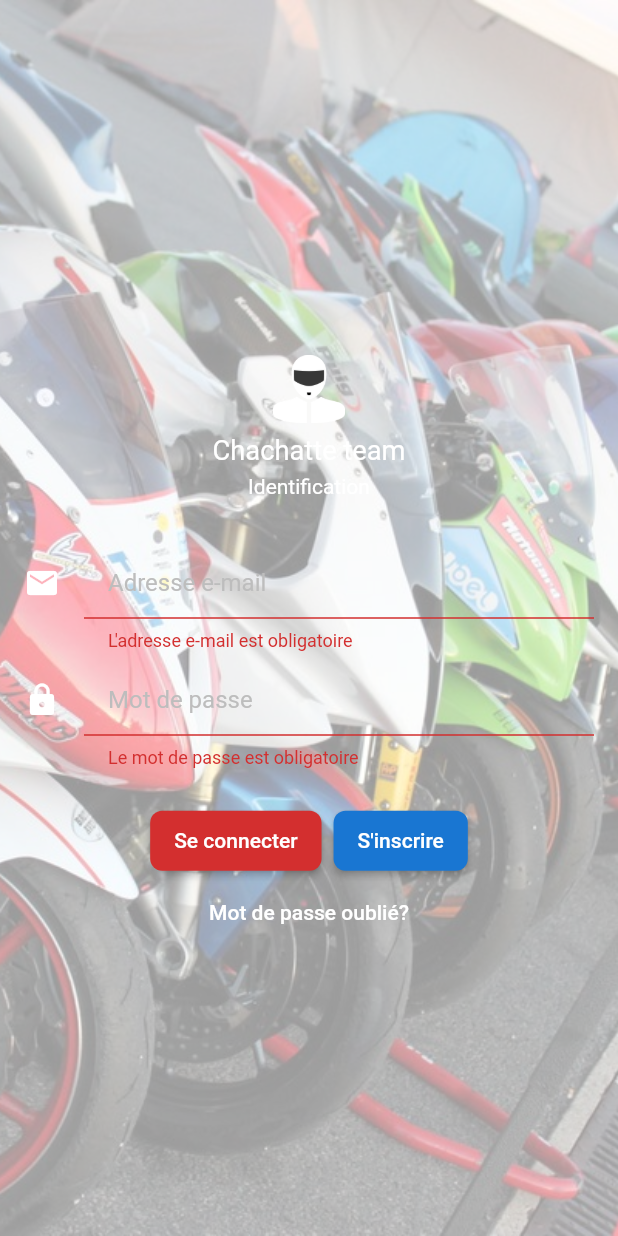
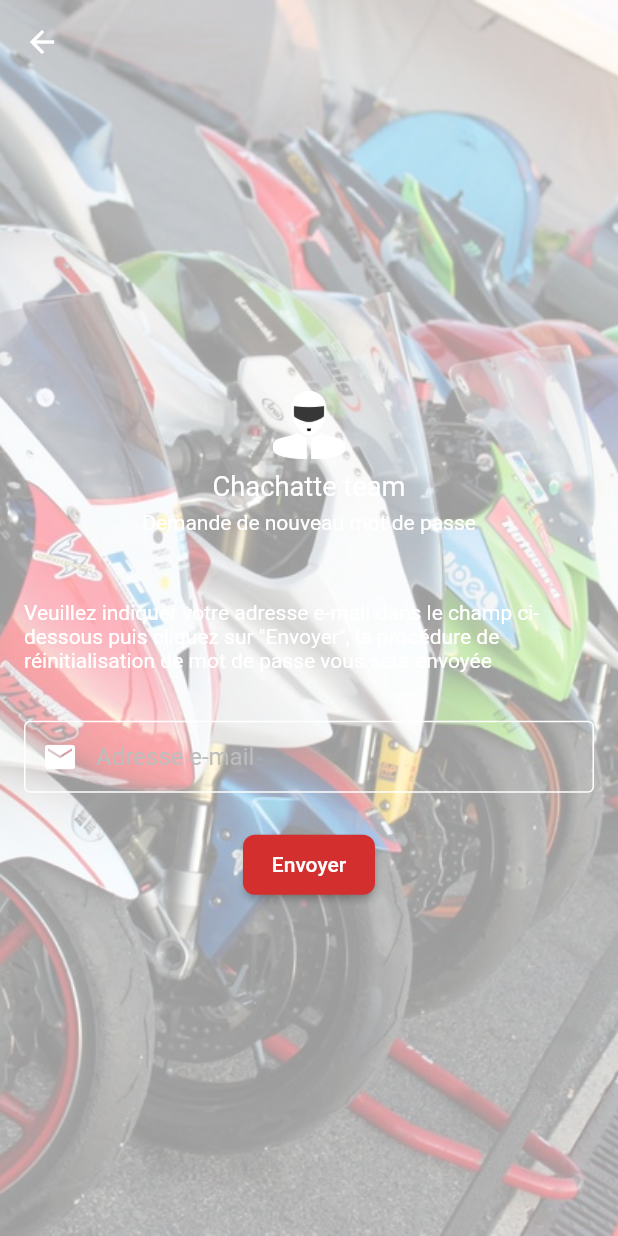
Before and after one commit to Yann39/ccteam-flutter, a Flutter app: the screen it shows after launch, after a tap on "Se connecter", after a tap on "Mot de passe oublié?", on a phone screen of 412 x 824 dp. Run offline on Flutter 3.47's test engine with Material 2 defaults, Android fonts, the phone set to English and light mode, and no system bars; our stand-ins replace cached_network_image, shared_preferences; network calls fail.

Commit message:
added forgot password frontend functionality

```diff
--- /dev/null
+++ b/lib/ui/forgot_password.dart
@@ -0,0 +1,206 @@
+/*
+ * Copyright (c) 2019 by Yann39.
+ *
+ * This file is part of Chachatte Team application.
+ *
+ * Chachatte Team is free software: you can redistribute it and/or modify
+ * it under the terms of the GNU General Public License as published by
+ * the Free Software Foundation, either version 3 of the License, or
+ * (at your option) any later version.
+ *
+ * Chachatte Team is distributed in the hope that it will be useful,
+ * but WITHOUT ANY WARRANTY; without even the implied warranty of
+ * MERCHANTABILITY or FITNESS FOR A PARTICULAR PURPOSE. See the
+ * GNU General Public License for more details.
+ *
+ * You should have received a copy of the GNU General Public License
+ * along with Chachatte Team. If not, see <http://www.gnu.org/licenses/>.
+ */
+
+import 'dart:ui';
+
+import 'package:chachatte_team/services/members_service.dart';
+import 'package:chachatte_team/utils/string_utils.dart';
+import 'package:chachatte_team/utils/strings.dart';
+import 'package:flutter/material.dart';
+import 'package:flutter/services.dart';
+import 'package:logging/logging.dart';
+
+class ForgotPassword extends StatefulWidget {
+  @override
+  State<StatefulWidget> createState() {
+    return _ForgotPassword();
+  }
+}
+
+class _ForgotPassword extends State<ForgotPassword> {
+  final GlobalKey<FormState> _forgotPasswordFormKey = new GlobalKey<FormState>();
+  final GlobalKey<ScaffoldState> _forgotPasswordScaffoldKey = new GlobalKey<ScaffoldState>();
+
+  String _email;
+
+  /// Allow to dismiss the keyboard when clicking outside
+  _dismissKeyboard(BuildContext context) {
+    FocusScope.of(context).requestFocus(new FocusNode());
+  }
+
+  /// Method that validates the form then process the login in a loading screen and awaits the result from Navigator.pop
+  _doResetPassword() async {
+    final FormState form = _forgotPasswordFormKey.currentState;
+    final Logger log = new Logger('ForgotPassword');
+
+    if (!form.validate()) {
+      _forgotPasswordScaffoldKey.currentState.showSnackBar(new SnackBar(backgroundColor: Colors.red, content: new Text(AppString.formNotValid)));
+    } else {
+      // this invokes each onSaved event
+      form.save();
+
+      final MembersService membersService = new MembersService();
+
+      // submit data to backend then display a message
+      membersService.askPassword(_email).then((value) {
+        log.fine("Forgot password requested for e-mail : $_email");
+        Navigator.pop(context, AppString.memberCreated);
+      }, onError: (error) {
+        log.fine("Failed to request forgot password", error);
+        Navigator.pop(context, AppString.memberCreationFailed);
+      });
+    }
+  }
+
+  Widget build(BuildContext context) {
+    final logo = Container(
+      padding: EdgeInsets.only(top: 36),
+      child: Column(
+        children: <Widget>[
+          CircleAvatar(
+            backgroundColor: Colors.transparent,
+            radius: 24.0,
+            child: Image.asset(
+              'images/helmet-face.png',
+            ),
+          ),
+          SizedBox(height: 6.0),
+          Text(
+            AppString.applicationTitle,
+            style: TextStyle(color: Colors.white),
+            textScaleFactor: 1.3,
+          ),
+          SizedBox(height: 6.0),
+          Text(
+            AppString.askNewPassword,
+            style: TextStyle(color: Colors.white),
+          ),
+        ],
+      ),
+    );
+
+    final forgotPasswordInfo = Padding(
+      padding: EdgeInsets.only(left: 16.0, right: 16.0),
+      child: Text(
+        AppString.forgotPasswordInfo,
+        style: TextStyle(color: Colors.white),
+      ),
+    );
+
+    final email = Padding(
+      padding: EdgeInsets.only(left: 16.0, right: 16.0),
+      child: TextFormField(
+        keyboardType: TextInputType.emailAddress,
+        keyboardAppearance: Brightness.dark,
+        autofocus: false,
+        style: TextStyle(color: Colors.white),
+        decoration: InputDecoration(
+          enabledBorder: OutlineInputBorder(borderSide: BorderSide(color: Colors.white)),
+          focusedBorder: OutlineInputBorder(borderSide: BorderSide(color: Colors.white)),
+          prefixIcon: Icon(Icons.mail, color: Colors.white),
+          hintText: AppString.loginEmailHint,
+          hintStyle: TextStyle(color: Colors.grey[400]),
+          contentPadding: EdgeInsets.fromLTRB(16.0, 12.0, 16.0, 12.0),
+        ),
+        maxLines: 1,
+        inputFormatters: [new LengthLimitingTextInputFormatter(128)],
+        validator: (val) => val.isEmpty ? AppString.memberEmailMandatory : (StringUtils.isValidEmail(val) ? null : AppString.memberEmailNotValid),
+        onSaved: (val) => _email = val,
+        initialValue: _email,
+      ),
+    );
+
+    final sendButton = Row(
+      mainAxisAlignment: MainAxisAlignment.center,
+      children: <Widget>[
+        RaisedButton(
+          shape: RoundedRectangleBorder(
+            borderRadius: BorderRadius.circular(8),
+          ),
+          onPressed: () {
+            _doResetPassword();
+          },
+          padding: EdgeInsets.fromLTRB(16.0, 12.0, 16.0, 12.0),
+          color: Colors.red[700],
+          child: Text(
+            AppString.send,
+            style: TextStyle(color: Colors.white),
+          ),
+        ),
+      ],
+    );
+
+    return new GestureDetector(
+      onTap: () {
+        this._dismissKeyboard(context);
+      },
+      child: Container(
+        decoration: new BoxDecoration(
+          image: new DecorationImage(
+            image: new AssetImage("images/motos.jpg"),
+            fit: BoxFit.cover,
+            colorFilter: ColorFilter.mode(
+              Color.fromRGBO(255, 255, 255, 0.4),
+              BlendMode.modulate,
+            ),
+          ),
+        ),
+        child: Scaffold(
+          key: _forgotPasswordScaffoldKey,
+          backgroundColor: Colors.transparent,
+          body: Stack(
+            children: <Widget>[
+              Center(
+                child: SingleChildScrollView(
+                  child: Form(
+                    key: _forgotPasswordFormKey,
+                    autovalidate: false,
+                    child: Column(
+                      mainAxisAlignment: MainAxisAlignment.center,
+                      crossAxisAlignment: CrossAxisAlignment.center,
+                      children: <Widget>[
+                        logo,
+                        SizedBox(height: 44.0),
+                        forgotPasswordInfo,
+                        SizedBox(height: 32.0),
+                        email,
+                        SizedBox(height: 24.0),
+                        sendButton,
+                      ],
+                    ),
+                  ),
+                ),
+              ),
+              new Positioned(
+                //Place it at the top, and not use the entire screen
+                top: 0.0,
+                left: 0.0,
+                right: 0.0,
+                child: AppBar(
+                  backgroundColor: Colors.transparent, //No more green
+                  elevation: 0.0, //Shadow gone
+                ),
+              ),
+            ],
+          ),
+        ),
+      ),
+    );
+  }
+}
--- a/lib/ui/home.dart
+++ b/lib/ui/home.dart
@@ -52,7 +52,6 @@ class _HomeState extends State<Home> {
 
   Widget build(BuildContext context) {
     return new Scaffold(
-      appBar: null,
       backgroundColor: Colors.transparent,
       body: _children[_currentIndex],
       bottomNavigationBar: BottomNavigationBar(
--- a/lib/ui/login.dart
+++ b/lib/ui/login.dart
@@ -20,6 +20,7 @@
 import 'dart:ui';
 
 import 'package:chachatte_team/models/member.dart';
+import 'package:chachatte_team/ui/forgot_password.dart';
 import 'package:chachatte_team/ui/login_loading_screen.dart';
 import 'package:chachatte_team/ui/register.dart';
 import 'package:chachatte_team/utils/string_utils.dart';
@@ -126,9 +127,8 @@ class _LoginState extends State<Login> {
   }
 
   Widget build(BuildContext context) {
-    final logo = Hero(
-      tag: 'hero',
-      child: Container(
+    final logo = Container(
+      padding: EdgeInsets.only(top: 36),
       child: Column(
         children: <Widget>[
           CircleAvatar(
@@ -151,8 +151,6 @@ class _LoginState extends State<Login> {
           ),
         ],
       ),
-        padding: EdgeInsets.fromLTRB(16, 36, 16, 0),
-      ),
     );
 
     final email = Padding(
@@ -165,7 +163,7 @@ class _LoginState extends State<Login> {
         decoration: InputDecoration(
           enabledBorder: OutlineInputBorder(borderSide: BorderSide(color: Colors.white)),
           focusedBorder: OutlineInputBorder(borderSide: BorderSide(color: Colors.white)),
-          icon: Icon(Icons.mail, color: Colors.white),
+          prefixIcon: Icon(Icons.mail, color: Colors.white),
           hintText: AppString.loginEmailHint,
           hintStyle: TextStyle(color: Colors.grey[400]),
           contentPadding: EdgeInsets.fromLTRB(16.0, 12.0, 16.0, 12.0),
@@ -187,7 +185,7 @@ class _LoginState extends State<Login> {
         decoration: InputDecoration(
           enabledBorder: OutlineInputBorder(borderSide: BorderSide(color: Colors.white)),
           focusedBorder: OutlineInputBorder(borderSide: BorderSide(color: Colors.white)),
-          icon: Icon(Icons.lock, color: Colors.white),
+          prefixIcon: Icon(Icons.lock, color: Colors.white),
           hintText: AppString.loginPasswordHint,
           hintStyle: TextStyle(color: Colors.grey[400]),
           contentPadding: EdgeInsets.fromLTRB(16.0, 12.0, 16.0, 12.0),
@@ -240,7 +238,9 @@ class _LoginState extends State<Login> {
         AppString.forgotPassword,
         style: TextStyle(color: Colors.white),
       ),
-      onPressed: () {},
+      onPressed: () {
+        Navigator.push(context, MaterialPageRoute(builder: (context) => ForgotPassword()));
+      },
     );
 
     return new GestureDetector(
@@ -263,15 +263,12 @@ class _LoginState extends State<Login> {
           backgroundColor: Colors.transparent,
           body: Center(
             child: SingleChildScrollView(
+              child: Form(
+                key: _loginFormKey,
+                autovalidate: false,
                 child: Column(
                   mainAxisAlignment: MainAxisAlignment.center,
                   crossAxisAlignment: CrossAxisAlignment.center,
-                children: <Widget>[
-                  SizedBox(height: 8.0),
-                  Form(
-                    key: _loginFormKey,
-                    autovalidate: false,
-                    child: Column(
                   children: <Widget>[
                     logo,
                     SizedBox(height: 32.0),
@@ -280,11 +277,9 @@ class _LoginState extends State<Login> {
                     password,
                     SizedBox(height: 24.0),
                     loginButton,
+                    forgotLabel,
                   ],
                 ),
-                  ),
-                  forgotLabel
-                ],
               ),
             ),
           ),
--- a/lib/ui/login_loading_screen.dart
+++ b/lib/ui/login_loading_screen.dart
@@ -57,7 +57,6 @@ class _MyHomePageState extends State<LoginLoadingScreen> {
         body: Column(
           crossAxisAlignment: CrossAxisAlignment.center,
           mainAxisAlignment: MainAxisAlignment.center,
-          mainAxisSize: MainAxisSize.max,
           children: <Widget>[
             CircularProgressIndicator(),
             Text(AppString.loggingIn),
@@ -69,9 +68,10 @@ class _MyHomePageState extends State<LoginLoadingScreen> {
 
   _checkLogin(BuildContext context) {
     final MembersService membersService = new MembersService();
-    final Logger log = new Logger('login_loading_screen');
+    final Logger log = new Logger('LoginLoadingScreen');
 
     membersService.loginMember(widget.member).then((value) async {
+      // store the user e-mail in the shared preferences
       SharedPreferences prefs = await SharedPreferences.getInstance();
       prefs.setString('email', widget.member.email);
       log.fine("User ${widget.member.email} logged in successfully");
--- a/lib/utils/constants.dart
+++ b/lib/utils/constants.dart
@@ -31,6 +31,7 @@ class AppConstants {
   static const String API_UPDATE_MEMBER_ENDPOINT = '/members/update.php';
   static const String API_DELETE_MEMBER_ENDPOINT = '/members/delete.php';
   static const String API_LOGIN_MEMBER_ENDPOINT = '/members/login.php';
+  static const String API_ASK_PASSWORD_MEMBER_ENDPOINT = '/members/askPassword.php';
 
   static const String API_GET_ALL_EVENTS_ENDPOINT = '/events/read.php';
   static const String API_CREATE_EVENT_ENDPOINT = '/events/create.php';
--- a/lib/utils/strings.dart
+++ b/lib/utils/strings.dart
@@ -29,19 +29,23 @@ class AppString {
   static const String confirm = 'Confirmer';
   static const String connect = 'Se connecter';
   static const String register = 'S\'inscrire';
+  static const String send = 'Envoyer';
 
   static const String confirmation = 'Confirmation';
   static const String identification = 'Identification';
   static const String registration = 'Inscription';
+  static const String askNewPassword = 'Demande de nouveau mot de passe';
 
   static const String about = 'A propos';
   static const String contact = 'Contact';
   static const String logout = 'Se déconnecter';
 
   static const String forgotPassword = 'Mot de passe oublié?';
+  static const String alreadyHaveAccount = 'J\'ai déjà un compte';
   static const String loggingIn = 'Connexion en cours';
   static const String understood = 'J\'ai compris';
   static const String accountWaitingAdmin = 'Votre compte doit maintenant être validé par un administrateur avant que vous puissiez vous connecter. Vous serez averti par e-mail losrque votre compte sera actif';
+  static const String forgotPasswordInfo = 'Veuillez indiquer votre adresse e-mail dans le champ ci-dessous puis cliquez sur "Envoyer", la procédure de réinitialisation de mot de passe vous sera envoyée';
 
   static const String tabHome = 'Accueil';
   static const String tabCalendar = 'Calendrier';
```
Also changed, not shown: lib/services/members_service.dart (+22 -0 lines), lib/ui/register.dart (+39 -18 lines), pubspec.lock. Lines whose indentation alone changed are shown as unchanged.
